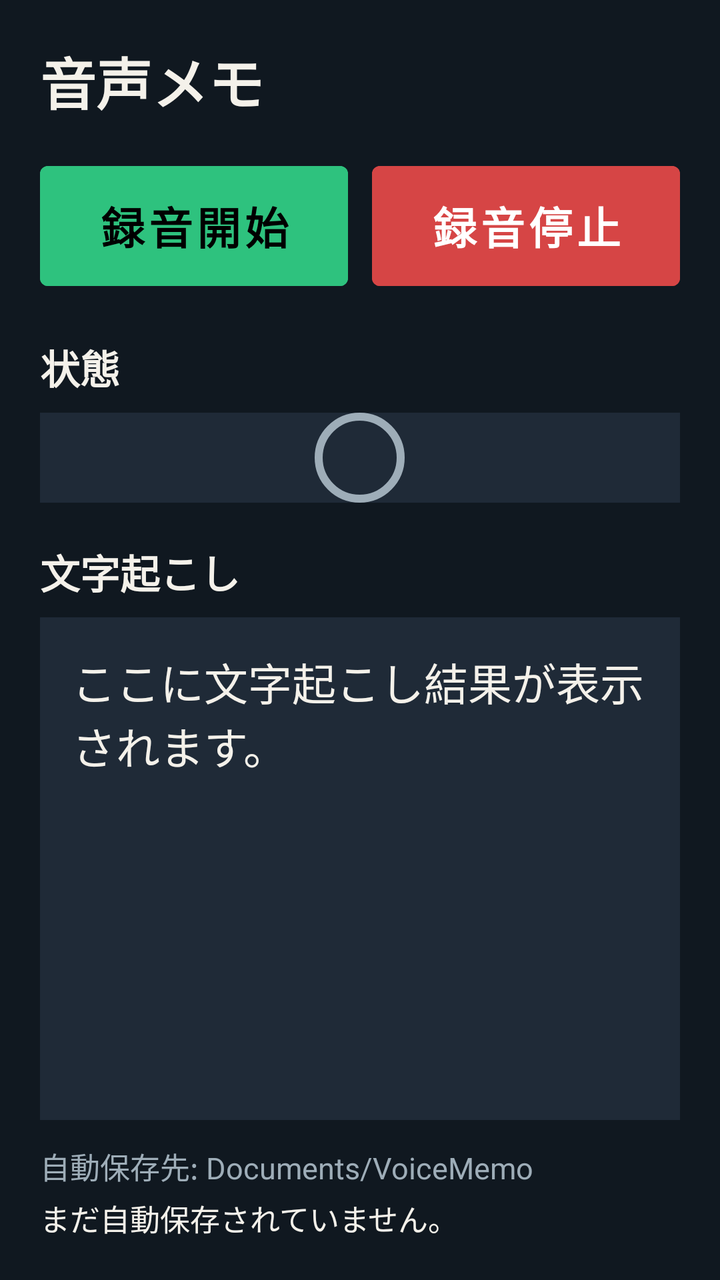
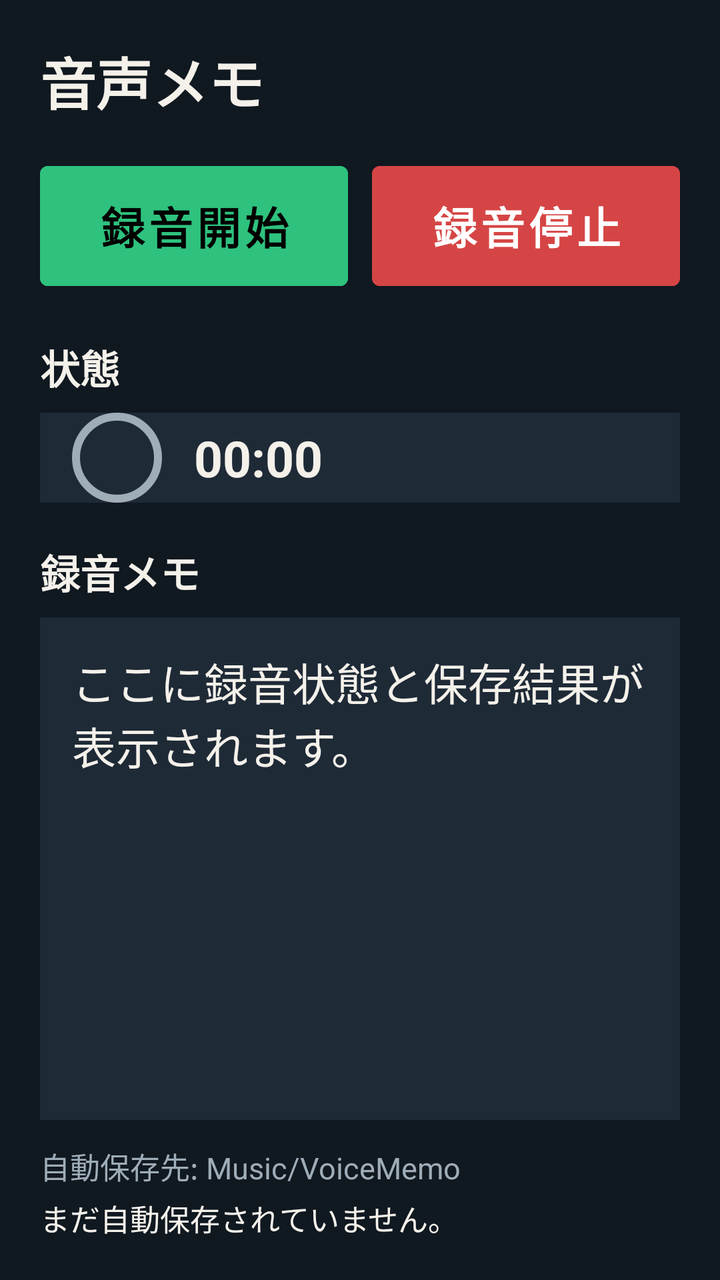

Screens rendered from an Android XML layout before and after an edit, with the pre-edit source and the edit as a unified diff.
<!-- AndroidManifest.xml: application theme Theme.Voice_memo -->
<!-- res/layout/activity_main.xml -->
<?xml version="1.0" encoding="utf-8"?>
<LinearLayout xmlns:android="http://schemas.android.com/apk/res/android"
    android:layout_width="match_parent"
    android:layout_height="match_parent"
    android:background="@color/slate_950"
    android:orientation="vertical"
    android:padding="20dp">

    <TextView
        android:id="@+id/titleTextView"
        android:layout_width="match_parent"
        android:layout_height="wrap_content"
        android:text="@string/title_voice_memo"
        android:textColor="@color/sand_100"
        android:textSize="28sp"
        android:textStyle="bold" />

    <LinearLayout
        android:id="@+id/buttonContainer"
        android:layout_width="match_parent"
        android:layout_height="wrap_content"
        android:layout_marginTop="16dp"
        android:gravity="center"
        android:orientation="horizontal"
        android:weightSum="2">

        <Button
            android:id="@+id/startButton"
            android:layout_width="0dp"
            android:layout_height="72dp"
            android:layout_marginEnd="12dp"
            android:layout_weight="1"
            android:backgroundTint="@color/signal_green"
            android:contentDescription="@string/button_start"
            android:text="@string/button_start"
            android:textColor="@color/black"
            android:textSize="22sp"
            android:textStyle="bold" />

        <Button
            android:id="@+id/stopButton"
            android:layout_width="0dp"
            android:layout_height="72dp"
            android:layout_weight="1"
            android:backgroundTint="@color/signal_red"
            android:contentDescription="@string/button_stop"
            android:text="@string/button_stop"
            android:textColor="@color/white"
            android:textSize="22sp"
            android:textStyle="bold" />
    </LinearLayout>

    <TextView
        android:id="@+id/stateTitleTextView"
        android:layout_width="match_parent"
        android:layout_height="wrap_content"
        android:layout_marginTop="20dp"
        android:text="@string/label_state_title"
        android:textColor="@color/sand_100"
        android:textSize="20sp"
        android:textStyle="bold" />

    <FrameLayout
        android:layout_width="match_parent"
        android:layout_height="45dp"
        android:layout_marginTop="8dp"
        android:background="@color/slate_800"
        android:foregroundGravity="center">

        <View
            android:id="@+id/statusIndicatorView"
            android:layout_width="45dp"
            android:layout_height="45dp"
            android:layout_gravity="center"
            android:background="@drawable/status_indicator_idle"
            android:contentDescription="@string/state_idle" />
    </FrameLayout>

    <TextView
        android:id="@+id/transcriptTitleTextView"
        android:layout_width="match_parent"
        android:layout_height="wrap_content"
        android:layout_marginTop="20dp"
        android:text="@string/label_transcript_title"
        android:textColor="@color/sand_100"
        android:textSize="20sp"
        android:textStyle="bold" />

    <TextView
        android:id="@+id/transcriptTextView"
        android:layout_width="match_parent"
        android:layout_height="0dp"
        android:layout_marginTop="8dp"
        android:layout_weight="1"
        android:background="@color/slate_800"
        android:ellipsize="end"
        android:gravity="top|start"
        android:maxLines="9"
        android:padding="16dp"
        android:text="@string/hint_transcript"
        android:textColor="@color/sand_100"
        android:textSize="22sp" />

    <TextView
        android:id="@+id/savedPathTextView"
        android:layout_width="match_parent"
        android:layout_height="wrap_content"
        android:layout_marginTop="12dp"
        android:text="@string/label_saved_path"
        android:textColor="@color/slate_300"
        android:textSize="15sp" />

    <TextView
        android:id="@+id/latestSaveTextView"
        android:layout_width="match_parent"
        android:layout_height="wrap_content"
        android:layout_marginTop="4dp"
        android:maxLines="2"
        android:text="@string/label_latest_save_empty"
        android:textColor="@color/sand_100"
        android:textSize="15sp" />

</LinearLayout>
<!-- resources referenced by this layout -->
<resources>
  <color name="black">#FF000000</color>
  <color name="sand_100">#F4F1EA</color>
  <color name="signal_green">#2EC27E</color>
  <color name="signal_red">#D64545</color>
  <color name="slate_300">#9EADB8</color>
  <color name="slate_800">#1F2A37</color>
  <color name="slate_950">#101820</color>
  <color name="white">#FFFFFFFF</color>
  <!-- drawable status_indicator_idle (drawable) -->
  <?xml version="1.0" encoding="utf-8"?>
  <shape xmlns:android="http://schemas.android.com/apk/res/android"
      android:shape="oval">
      <solid android:color="@android:color/transparent" />
      <stroke
          android:width="4dp"
          android:color="@color/slate_300" />
  </shape>
  <string name="button_start">録音開始</string>
  <string name="button_stop">録音停止</string>
  <string name="hint_transcript">ここに文字起こし結果が表示されます。</string>
  <string name="label_latest_save_empty">まだ自動保存されていません。</string>
  <string name="label_saved_path">自動保存先: Documents/VoiceMemo</string>
  <string name="label_state_title">状態</string>
  <string name="label_transcript_title">文字起こし</string>
  <string name="state_idle">停止中</string>
  <string name="title_voice_memo">音声メモ</string>
  <style name="Theme.Voice_memo" parent="Theme.MaterialComponents.DayNight.NoActionBar">
          <item name="colorPrimary">@color/signal_orange</item>
          <item name="colorPrimaryVariant">@color/slate_800</item>
          <item name="colorOnPrimary">@color/black</item>
          <item name="colorSecondary">@color/signal_green</item>
          <item name="colorSecondaryVariant">@color/slate_800</item>
          <item name="colorOnSecondary">@color/black</item>
          <item name="android:windowBackground">@color/slate_950</item>
          <item name="android:statusBarColor">@color/slate_950</item>
          <item name="android:navigationBarColor">@color/slate_950</item>
          <item name="android:forceDarkAllowed" tools:targetApi="q">false</item>
      </style>
  <color name="signal_orange">#FF9F1C</color>
</resources>

<!-- the commit's change to res/layout/activity_main.xml (unified diff, before → after) -->
@@ -60,21 +60,33 @@
         android:textSize="20sp"
         android:textStyle="bold" />
 
-    <FrameLayout
+    <LinearLayout
         android:layout_width="match_parent"
         android:layout_height="45dp"
         android:layout_marginTop="8dp"
         android:background="@color/slate_800"
-        android:foregroundGravity="center">
+        android:gravity="center_vertical"
+        android:orientation="horizontal"
+        android:paddingStart="16dp"
+        android:paddingEnd="16dp">
 
         <View
             android:id="@+id/statusIndicatorView"
             android:layout_width="45dp"
             android:layout_height="45dp"
-            android:layout_gravity="center"
             android:background="@drawable/status_indicator_idle"
             android:contentDescription="@string/state_idle" />
-    </FrameLayout>
+
+        <TextView
+            android:id="@+id/recordingTimeTextView"
+            android:layout_width="wrap_content"
+            android:layout_height="wrap_content"
+            android:layout_marginStart="16dp"
+            android:text="@string/recording_time_initial"
+            android:textColor="@color/sand_100"
+            android:textSize="25sp"
+            android:textStyle="bold" />
+    </LinearLayout>
 
     <TextView
         android:id="@+id/transcriptTitleTextView"
@@ -97,7 +109,7 @@
         android:gravity="top|start"
         android:maxLines="9"
         android:padding="16dp"
-        android:text="@string/hint_transcript"
+        android:text="@string/hint_audio"
         android:textColor="@color/sand_100"
         android:textSize="22sp" />
 
<!-- resource entries referenced after the edit -->
@@ -19,11 +19,12 @@
   </shape>
   <string name="button_start">録音開始</string>
   <string name="button_stop">録音停止</string>
-  <string name="hint_transcript">ここに文字起こし結果が表示されます。</string>
+  <string name="hint_audio">ここに録音状態と保存結果が表示されます。</string>
   <string name="label_latest_save_empty">まだ自動保存されていません。</string>
-  <string name="label_saved_path">自動保存先: Documents/VoiceMemo</string>
+  <string name="label_saved_path">自動保存先: Music/VoiceMemo</string>
   <string name="label_state_title">状態</string>
-  <string name="label_transcript_title">文字起こし</string>
+  <string name="label_transcript_title">録音メモ</string>
+  <string name="recording_time_initial">00:00</string>
   <string name="state_idle">停止中</string>
   <string name="title_voice_memo">音声メモ</string>
   <style name="Theme.Voice_memo" parent="Theme.MaterialComponents.DayNight.NoActionBar">
